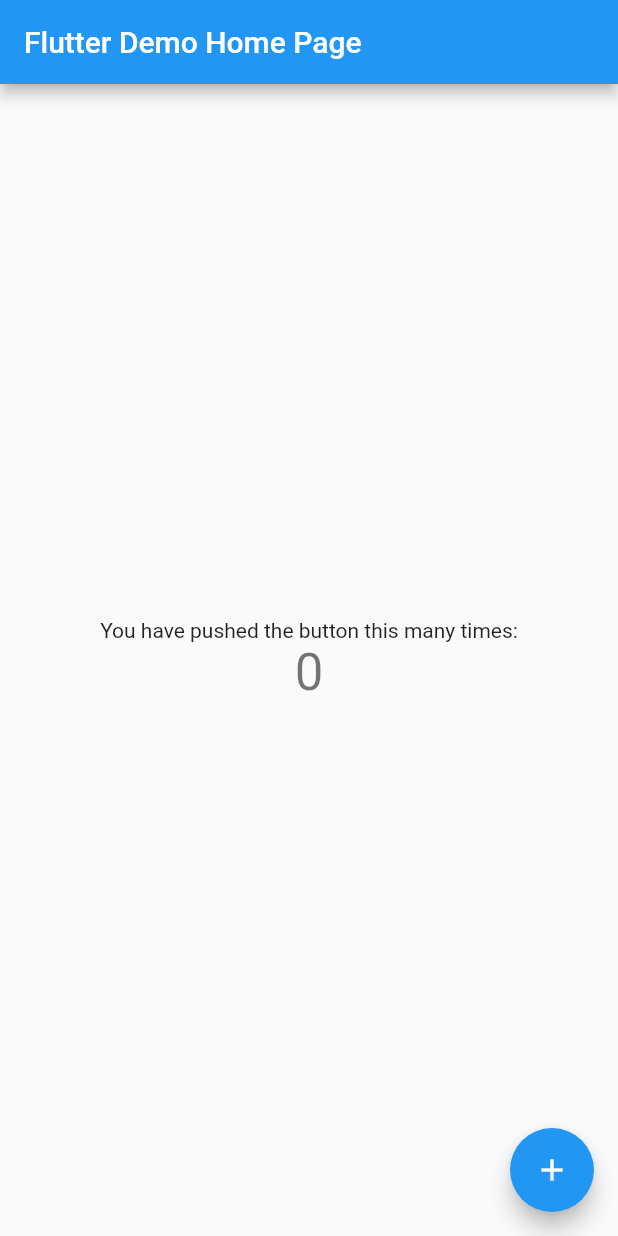
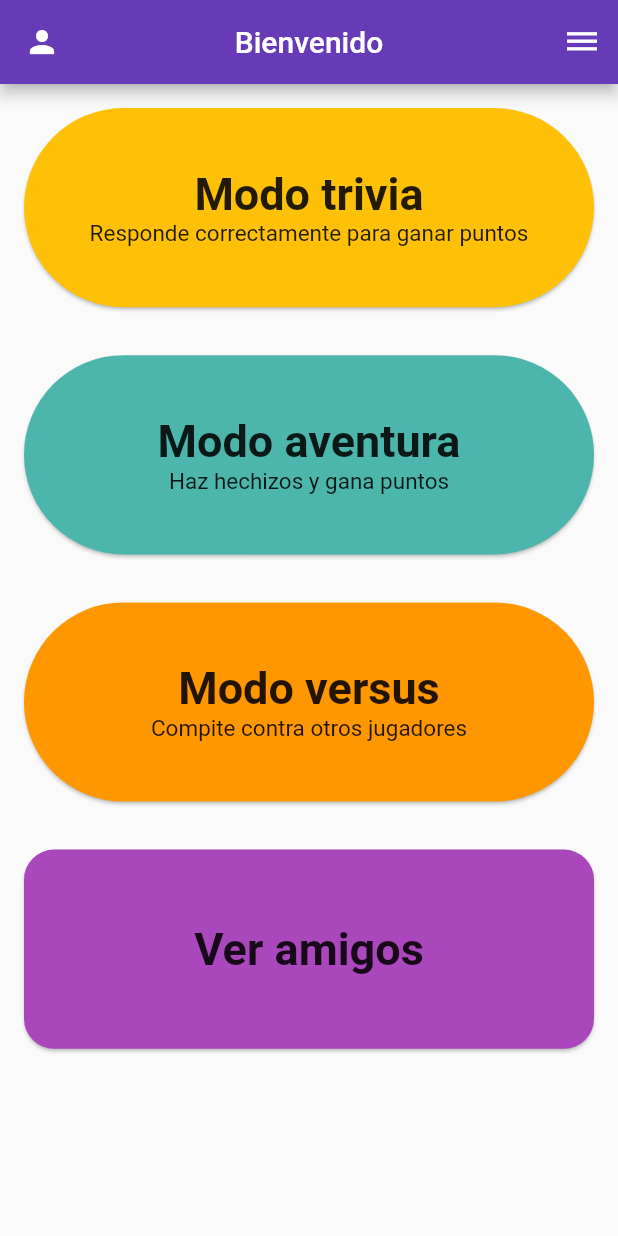
Before and after one commit to EduGro/MovilesProyecto, a Flutter app: the screen it shows after launch, on a phone screen of 412 x 824 dp. Run offline on Flutter 3.47's test engine with Material 2 defaults, Android fonts, the phone set to English and light mode, and no system bars.

Commit message:
página principal y lista (botón derecho)

```diff
--- a/lib/main.dart
+++ b/lib/main.dart
@@ -1,117 +1,17 @@
 import 'package:flutter/material.dart';
+import 'pantalla_principal.dart';
 
-void main() {
-  runApp(MyApp());
-}
+void main() => runApp(MyApp());
 
 class MyApp extends StatelessWidget {
-  // This widget is the root of your application.
   @override
   Widget build(BuildContext context) {
     return MaterialApp(
-      title: 'Flutter Demo',
+      title: 'Material App',
       theme: ThemeData(
-        // This is the theme of your application.
-        //
-        // Try running your application with "flutter run". You'll see the
-        // application has a blue toolbar. Then, without quitting the app, try
-        // changing the primarySwatch below to Colors.green and then invoke
-        // "hot reload" (press "r" in the console where you ran "flutter run",
-        // or simply save your changes to "hot reload" in a Flutter IDE).
-        // Notice that the counter didn't reset back to zero; the application
-        // is not restarted.
-        primarySwatch: Colors.blue,
-        // This makes the visual density adapt to the platform that you run
-        // the app on. For desktop platforms, the controls will be smaller and
-        // closer together (more dense) than on mobile platforms.
-        visualDensity: VisualDensity.adaptivePlatformDensity,
+        primarySwatch: Colors.deepPurple,
       ),
-      home: MyHomePage(title: 'Flutter Demo Home Page'),
+      home: PantallaPrincipal(),
     );
   }
 }
-
-class MyHomePage extends StatefulWidget {
-  MyHomePage({Key key, this.title}) : super(key: key);
-
-  // This widget is the home page of your application. It is stateful, meaning
-  // that it has a State object (defined below) that contains fields that affect
-  // how it looks.
-
-  // This class is the configuration for the state. It holds the values (in this
-  // case the title) provided by the parent (in this case the App widget) and
-  // used by the build method of the State. Fields in a Widget subclass are
-  // always marked "final".
-
-  final String title;
-
-  @override
-  _MyHomePageState createState() => _MyHomePageState();
-}
-
-class _MyHomePageState extends State<MyHomePage> {
-  int _counter = 0;
-
-  void _incrementCounter() {
-    setState(() {
-      // This call to setState tells the Flutter framework that something has
-      // changed in this State, which causes it to rerun the build method below
-      // so that the display can reflect the updated values. If we changed
-      // _counter without calling setState(), then the build method would not be
-      // called again, and so nothing would appear to happen.
-      _counter++;
-    });
-  }
-
-  @override
-  Widget build(BuildContext context) {
-    // This method is rerun every time setState is called, for instance as done
-    // by the _incrementCounter method above.
-    //
-    // The Flutter framework has been optimized to make rerunning build methods
-    // fast, so that you can just rebuild anything that needs updating rather
-    // than having to individually change instances of widgets.
-    return Scaffold(
-      appBar: AppBar(
-        // Here we take the value from the MyHomePage object that was created by
-        // the App.build method, and use it to set our appbar title.
-        title: Text(widget.title),
-      ),
-      body: Center(
-        // Center is a layout widget. It takes a single child and positions it
-        // in the middle of the parent.
-        child: Column(
-          // Column is also a layout widget. It takes a list of children and
-          // arranges them vertically. By default, it sizes itself to fit its
-          // children horizontally, and tries to be as tall as its parent.
-          //
-          // Invoke "debug painting" (press "p" in the console, choose the
-          // "Toggle Debug Paint" action from the Flutter Inspector in Android
-          // Studio, or the "Toggle Debug Paint" command in Visual Studio Code)
-          // to see the wireframe for each widget.
-          //
-          // Column has various properties to control how it sizes itself and
-          // how it positions its children. Here we use mainAxisAlignment to
-          // center the children vertically; the main axis here is the vertical
-          // axis because Columns are vertical (the cross axis would be
-          // horizontal).
-          mainAxisAlignment: MainAxisAlignment.center,
-          children: <Widget>[
-            Text(
-              'You have pushed the button this many times:',
-            ),
-            Text(
-              '$_counter',
-              style: Theme.of(context).textTheme.headline4,
-            ),
-          ],
-        ),
-      ),
-      floatingActionButton: FloatingActionButton(
-        onPressed: _incrementCounter,
-        tooltip: 'Increment',
-        child: Icon(Icons.add),
-      ), // This trailing comma makes auto-formatting nicer for build methods.
-    );
-  }
-}
--- /dev/null
+++ b/lib/pantalla_principal.dart
@@ -0,0 +1,185 @@
+import 'package:flutter/material.dart';
+
+class PantallaPrincipal extends StatefulWidget {
+  const PantallaPrincipal({Key key}) : super(key: key);
+
+  @override
+  _PantallaPrincipalState createState() => _PantallaPrincipalState();
+}
+
+class _PantallaPrincipalState extends State<PantallaPrincipal> {
+  final GlobalKey<ScaffoldState> _scaffoldKey = new GlobalKey<ScaffoldState>();
+
+  @override
+  Widget build(BuildContext context) {
+    return Scaffold(
+      key: _scaffoldKey,
+      appBar: AppBar(
+        leading: IconButton(
+          icon: Icon(Icons.person),
+          onPressed: () {
+
+          },
+        ),
+        centerTitle: true,
+        title: Text('Bienvenido'),
+        actions: <Widget>[
+          IconButton(
+            icon: Icon(Icons.dehaze),
+            onPressed: () {
+              _scaffoldKey.currentState.openEndDrawer();
+            },
+          ),
+        ]
+      ),
+      endDrawer: Drawer(
+        child: ListView(
+          children: <Widget>[
+            Card(
+              child: ListTile(
+                  title: Text("Buscar amigos"),
+                  onTap: (){},
+                ),
+            ),
+            Card(
+              child: ListTile(
+                  title: Text("Ir a casa"),
+                  onTap: (){},
+                ),
+            ),
+            Card(
+              child: ListTile(
+                  title: Text("Ver leaderboards"),
+                  onTap: (){},
+                ),
+            ),
+          ],
+        ),
+      ),
+      body: ListView(
+        children: <Widget>[
+          GestureDetector(
+            onTap: _openQuiz,
+            child: Container(
+              padding: EdgeInsets.all(12.0),
+              height: MediaQuery.of(context).size.height * 0.2,
+              child: Card(
+                color: Colors.amber,
+                shape: RoundedRectangleBorder(borderRadius: BorderRadius.circular(100)),
+                child: Column(
+                  mainAxisAlignment: MainAxisAlignment.center,
+                  children: [
+                    Text("Modo trivia",
+                      style: TextStyle(
+                        fontWeight: FontWeight.bold,
+                        fontSize: 30,
+                      ),
+                    ),
+                    Text("Responde correctamente para ganar puntos",
+                      textAlign: TextAlign.center,
+                      style: TextStyle(
+                        fontSize: 15,
+                      ),
+                    ),
+                  ],
+                ),
+              ),
+            ),
+          ),
+          GestureDetector(
+            onTap: _openAdventure,
+            child: Container(
+              padding: EdgeInsets.all(12.0),
+              height: MediaQuery.of(context).size.height * 0.2,
+              child: Card(
+                color: Colors.teal[300],
+                shape: RoundedRectangleBorder(borderRadius: BorderRadius.circular(100)),
+                child: Column(
+                  mainAxisAlignment: MainAxisAlignment.center,
+                  children: [
+                    Text("Modo aventura",
+                      style: TextStyle(
+                        fontWeight: FontWeight.bold,
+                        fontSize: 30,
+                      ),
+                    ),
+                    Text("Haz hechizos y gana puntos",
+                      textAlign: TextAlign.center,
+                      style: TextStyle(
+                        fontSize: 15,
+                      ),
+                    ),
+                  ],
+                ),
+              ),
+            ),
+          ),
+          GestureDetector(
+            onTap: _openVS,
+            child: Container(
+              padding: EdgeInsets.all(12.0),
+              height: MediaQuery.of(context).size.height * 0.2,
+              child: Card(
+                color: Colors.orange,
+                shape: RoundedRectangleBorder(borderRadius: BorderRadius.circular(100)),
+                child: Column(
+                  mainAxisAlignment: MainAxisAlignment.center,
+                  children: [
+                    Text("Modo versus",
+                      style: TextStyle(
+                        fontWeight: FontWeight.bold,
+                        fontSize: 30,
+                      ),
+                    ),
+                    Text("Compite contra otros jugadores",
+                      textAlign: TextAlign.center,
+                      style: TextStyle(
+                        fontSize: 15,
+                      ),
+                    ),
+                  ],
+                ),
+              ),
+            ),
+          ),
+          GestureDetector(
+            onTap: _openFriends,
+            child: Container(
+              padding: EdgeInsets.all(12.0),
+              height: MediaQuery.of(context).size.height * 0.2,
+              child: Card(
+                color: Colors.purple[400],
+                shape: RoundedRectangleBorder(borderRadius: BorderRadius.circular(20)),
+                child: Column(
+                  mainAxisAlignment: MainAxisAlignment.center,
+                  children: [
+                    Text("Ver amigos",
+                      style: TextStyle(
+                        fontWeight: FontWeight.bold,
+                        fontSize: 30,
+                      ),
+                    ),
+                  ],
+                ),
+              ),
+            ),
+          ),
+        ]
+      ),
+    );
+  }
+
+
+  void _openQuiz() {
+    // TODO
+  }
+  void _openAdventure() {
+    // TODO
+  }
+  void _openVS() {
+    // TODO
+  }
+  void _openFriends() {
+    // TODO
+  }
+}
```
Also changed, not shown: pubspec.lock.
